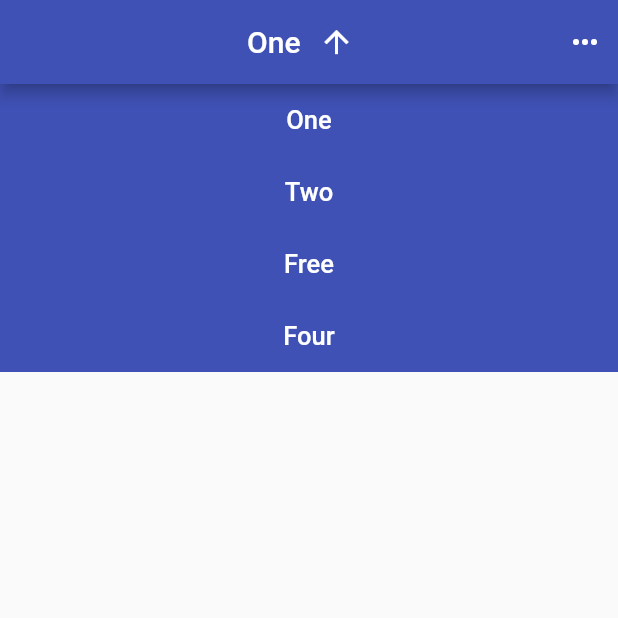
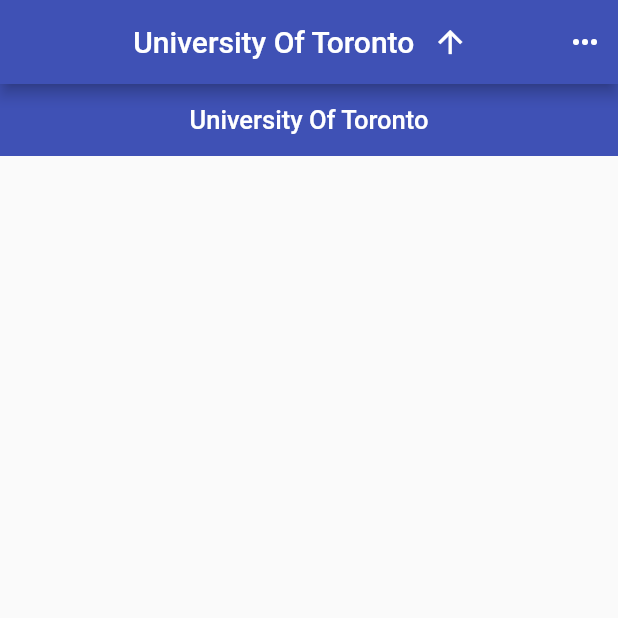
Before and after one commit to christochow/got-space, a Flutter app: the screen it shows after launch, after a tap on the "arrow downward" icon, on a phone screen of 412 x 824 dp, the top half of it. Run offline on Flutter 3.47's test engine with Material 2 defaults, Android fonts, the phone set to English and light mode, and no system bars.

Commit message:
rename classes

```diff
--- a/client/lib/main.dart
+++ b/client/lib/main.dart
@@ -1,36 +1,34 @@
 import 'package:flutter/material.dart';
 
-void main() => runApp(MyApp());
+void main() => runApp(App());
 
-class MyApp extends StatelessWidget {
+class App extends StatelessWidget {
   // This widget is the root of your application.
   @override
   Widget build(BuildContext context) {
     return MaterialApp(
-      title: 'Flutter Demo',
+      title: 'Got Space?',
       theme: ThemeData(
         primarySwatch: Colors.indigo,
       ),
-      home: MyHomePage(title: 'Flutter Demo Home Page'),
+      home: MainPage(),
     );
   }
 }
 
-class MyHomePage extends StatefulWidget {
-  MyHomePage({Key key, this.title}) : super(key: key);
-
-  final String title;
+class MainPage extends StatefulWidget {
+  MainPage({Key key}) : super(key: key);
 
   @override
-  _MyHomePageState createState() => _MyHomePageState();
+  _MainPageState createState() => _MainPageState();
 }
 
-class _MyHomePageState extends State<MyHomePage> {
+class _MainPageState extends State<MainPage> {
   bool expand = false;
-  String val='One';
+  String val='University Of Toronto';
 
   Widget dropDown() => Column(
-        children: <String>['One', 'Two', 'Free', 'Four']
+        children: <String>['University Of Toronto']
             .map<Container>((String value) {
           return Container(
             child: FlatButton(
```
Also changed, not shown: 1 other file.
